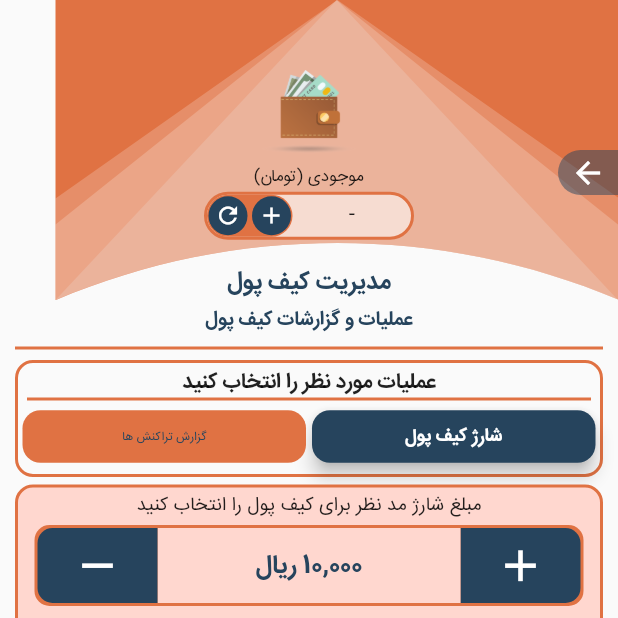
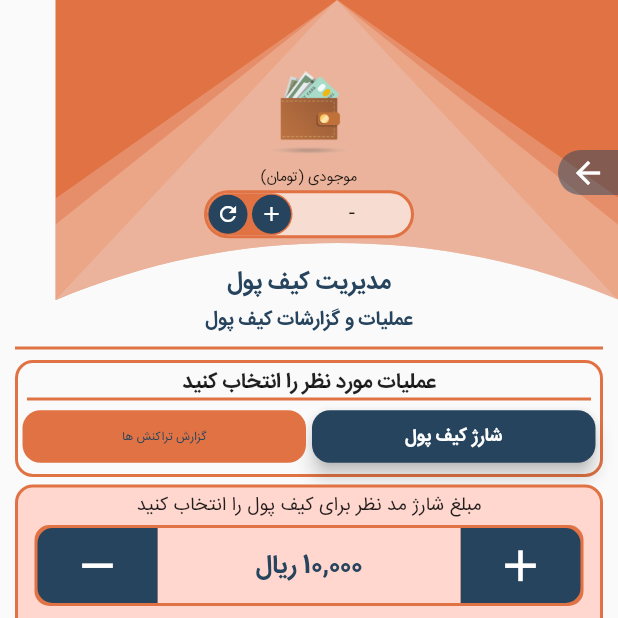
Before and after one commit to mohseni1983/pardakht_parto_web, a Flutter app: the MasterTemplate screen opened directly, item 2 of the bottom bar chosen, after a tap on the "add" icon, on a phone screen of 412 x 824 dp, the top half of it. Run offline on Flutter 3.47's test engine with Material 2 defaults, Android fonts, the phone set to English and light mode, and no system bars; our stand-ins replace connectivity, device_info, firebase_core, firebase_messaging, flutter_local_notifications, flutter_money_formatter and 7 more; missing offline and left inert: adobe_xd, check_vpn_connection, contact_picker, flutter_barcode_scanner, image_picker_saver, otp_count_down and 4 more; accounts and stored records are empty.

Commit message:
ios modify

```diff
--- a/lib/classes/global_variables.dart
+++ b/lib/classes/global_variables.dart
@@ -1,5 +1,5 @@
 String globWalletAmount="-";
 bool isWalletAmountUpdating=false;
 String fcmKey='';
-String srvUrl='https://api.partopay.app';
+String srvUrl='http://api.partopay.app';
 //${globalVars.srvUrl}
--- a/lib/components/TopWallet.dart
+++ b/lib/components/TopWallet.dart
@@ -94,7 +94,7 @@ class _WalletWidgetState extends State<WalletWidget> with TickerProviderStateMix
                 ),
 
               ),
-              Text('موجودی (تومان)',textScaleFactor: 0.8,),
+              Text('موجودی (تومان)',textScaleFactor: 0.7,),
               Container(
                 padding: EdgeInsets.all(0),
                 decoration: BoxDecoration(
@@ -124,7 +124,7 @@ class _WalletWidgetState extends State<WalletWidget> with TickerProviderStateMix
 
 
                               child: GestureDetector(
-                                child: Icon(Icons.add,color: Colors.white,size: 18,),
+                                child: Icon(Icons.add,color: Colors.white,size: 16,),
                                 onTap: () {
                                   Navigator.of(context).push(MaterialPageRoute(builder: (context) => WalletPage(),));
 
@@ -142,7 +142,7 @@ class _WalletWidgetState extends State<WalletWidget> with TickerProviderStateMix
 
 
                               child: GestureDetector(
-                                child: isWalletAmountUpdating?CircularProgressIndicator():Icon(Icons.refresh,color: Colors.white,size: 18,),
+                                child: isWalletAmountUpdating?CircularProgressIndicator():Icon(Icons.refresh,color: Colors.white,size: 16,),
                                 onTap: () async{
 
                                   await setWalletAmount();
--- a/lib/components/maintemplate.dart
+++ b/lib/components/maintemplate.dart
@@ -356,7 +356,7 @@ class _MasterTemplateState extends State<MasterTemplate> with TickerProviderStat
 
 
                       Center(child: Container(
-                        height: 120,
+                        height: 123,
                         width: 140,
                         child: WalletWidget(),
                       ),)
--- a/lib/components/maintemplate_withoutfooter.dart
+++ b/lib/components/maintemplate_withoutfooter.dart
@@ -189,7 +189,7 @@ class _MasterTemplateState extends State<MasterTemplateWithoutFooter> with Ticke
 
 
                       Center(child: Container(
-                        height: 120,
+                        height: 123,
                         width: 140,
                         child: WalletWidget(),
                       ),)
```
Also changed, not shown: 7 other files.
